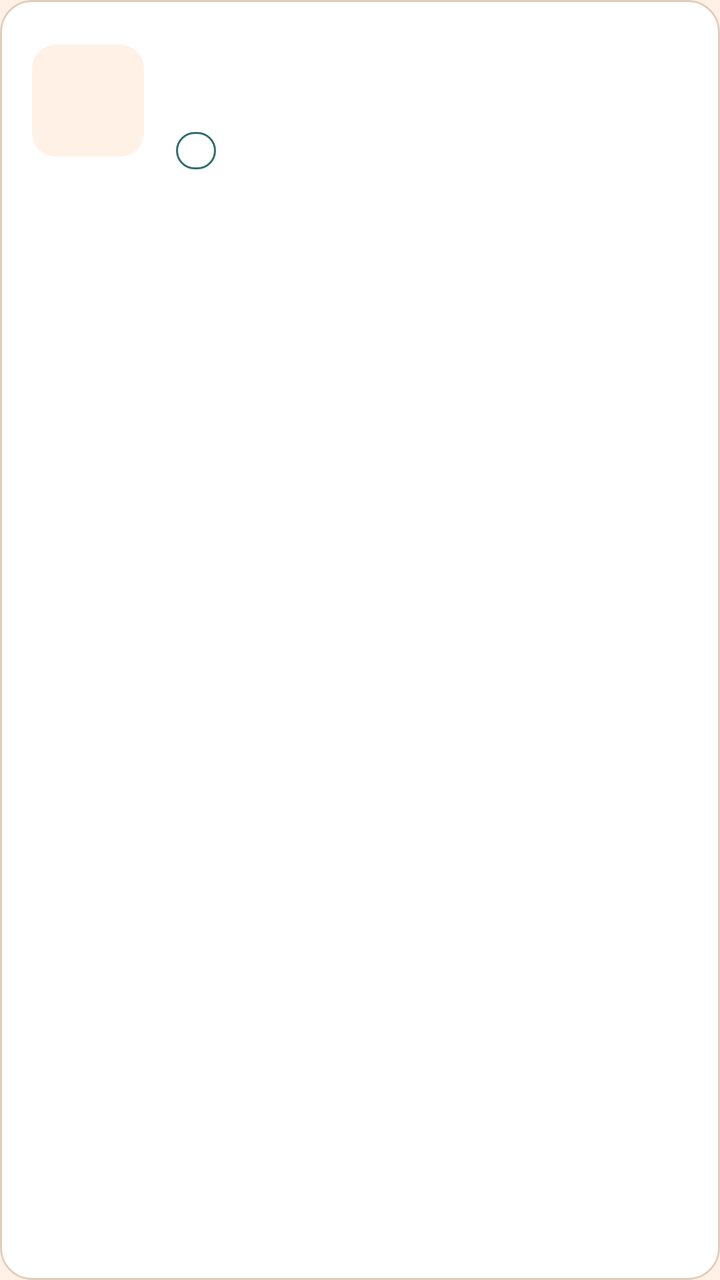
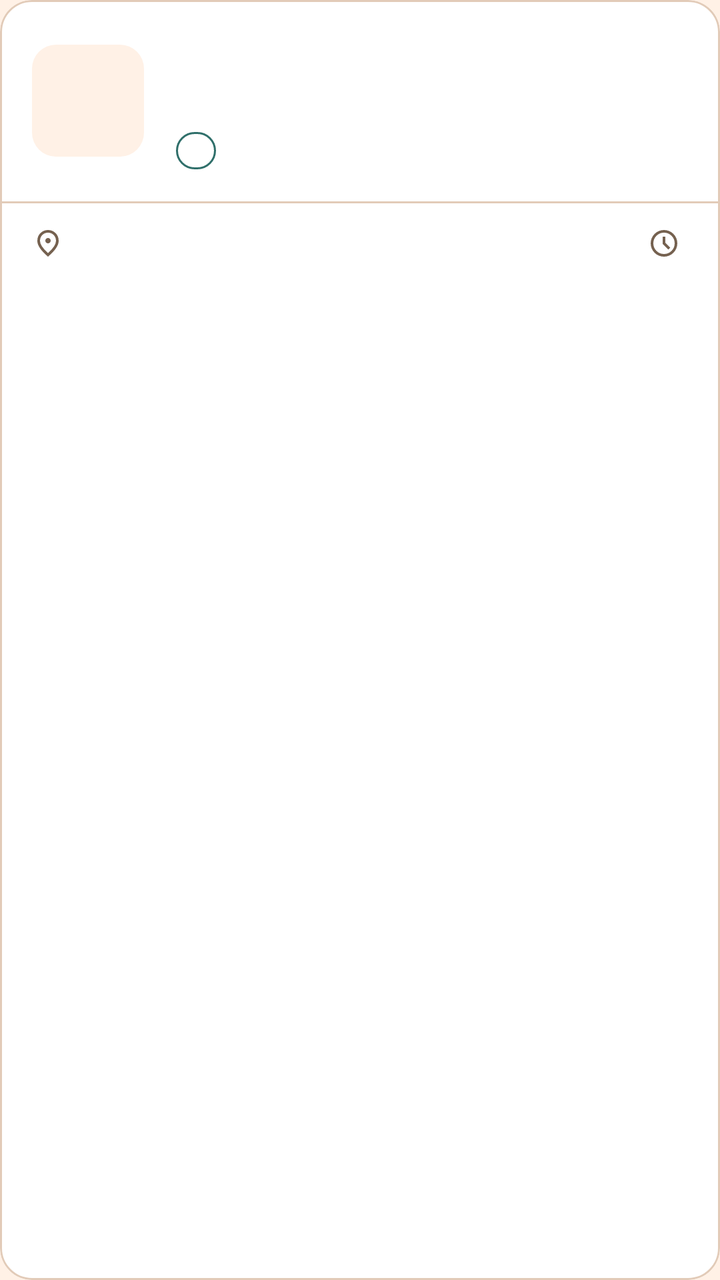

Two renders of the same Android screen: before a commit and after it. Below are the layout's source before the change and the commit's diff.
<!-- AndroidManifest.xml: application theme Theme.EventAdmin -->
<!-- res/layout/item_event.xml -->
<?xml version="1.0" encoding="utf-8"?>
<com.google.android.material.card.MaterialCardView
    android:layout_width="match_parent"
    android:layout_height="wrap_content"
    android:layout_marginBottom="@dimen/card_gap"
    app:cardCornerRadius="@dimen/corner_card"
    app:cardBackgroundColor="@color/surface"
    app:strokeColor="@color/outline"
    app:strokeWidth="1dp"
    app:cardElevation="0dp"
    android:clickable="true"
    android:focusable="true"
    xmlns:android="http://schemas.android.com/apk/res/android"
    xmlns:app="http://schemas.android.com/apk/res-auto">
    <LinearLayout
        android:layout_width="match_parent"
        android:layout_height="wrap_content"
        android:baselineAligned="false"
        android:orientation="horizontal"
        android:padding="@dimen/space_medium"
        android:gravity="center_vertical">
        <LinearLayout
            android:layout_width="@dimen/date_block_size"
            android:layout_height="@dimen/date_block_size"
            android:orientation="vertical"
            android:gravity="center"
            android:background="@drawable/bg_date_block">
            <TextView
                android:id="@+id/txtDay"
                android:layout_width="wrap_content"
                android:layout_height="wrap_content"
                android:textAppearance="?attr/textAppearanceTitleLarge"
                android:textStyle="bold"
                android:textColor="@color/text_primary" />
            <TextView
                android:id="@+id/txtMonth"
                android:layout_width="wrap_content"
                android:layout_height="wrap_content"
                android:textAppearance="?attr/textAppearanceLabelSmall"
                android:textColor="@color/accent"
                android:textAllCaps="true" />
        </LinearLayout>
        <LinearLayout
            android:layout_width="0dp"
            android:layout_height="wrap_content"
            android:layout_weight="1"
            android:orientation="vertical"
            android:layout_marginStart="@dimen/space_medium">
            <TextView
                android:id="@+id/txtEventName"
                android:layout_width="match_parent"
                android:layout_height="wrap_content"
                android:textAppearance="?attr/textAppearanceTitleMedium"
                android:textColor="@color/text_primary"
                android:maxLines="1"
                android:ellipsize="end" />
            <TextView
                android:id="@+id/txtEventMeta"
                android:layout_width="match_parent"
                android:layout_height="wrap_content"
                android:textAppearance="?attr/textAppearanceBodySmall"
                android:textColor="@color/text_secondary"
                android:layout_marginTop="@dimen/space_extra_small"
                android:maxLines="1"
                android:ellipsize="end" />

            <LinearLayout
                android:layout_width="wrap_content"
                android:layout_height="wrap_content"
                android:orientation="horizontal"
                android:layout_marginTop="@dimen/space_small">
                <TextView
                    android:id="@+id/txtEventType"
                    android:layout_width="wrap_content"
                    android:layout_height="wrap_content"
                    android:paddingHorizontal="@dimen/pill_padding_horizontal"
                    android:paddingVertical="@dimen/pill_padding_vertical"
                    android:textAppearance="?attr/textAppearanceLabelSmall"
                    android:textColor="@color/accent"
                    android:background="@drawable/bg_type_pill"/>
                <TextView
                    android:id="@+id/txtEventStatus"
                    android:layout_width="wrap_content"
                    android:layout_height="wrap_content"
                    android:layout_marginStart="@dimen/space_small"
                    android:paddingHorizontal="@dimen/pill_padding_horizontal"
                    android:paddingVertical="@dimen/pill_padding_vertical"
                    android:textAppearance="?attr/textAppearanceLabelSmall" />
            </LinearLayout>

        </LinearLayout>
        <LinearLayout
            android:layout_width="wrap_content"
            android:layout_height="wrap_content"
            android:orientation="vertical"
            android:layout_gravity="center_vertical"
            android:layout_marginStart="@dimen/space_small">
            <TextView
                android:id="@+id/txtSessionCount"
                android:layout_width="wrap_content"
                android:layout_height="wrap_content"
                android:textAppearance="?attr/textAppearanceTitleLarge"
                android:textStyle="bold"
                android:textColor="@color/accent"/>
            <TextView
                android:id="@+id/txtSessionLabel"
                android:layout_width="wrap_content"
                android:layout_height="wrap_content"
                android:textAppearance="?attr/textAppearanceLabelSmall"
                android:textColor="@color/text_secondary"/>
        </LinearLayout>
    </LinearLayout>
</com.google.android.material.card.MaterialCardView>
<!-- resources referenced by this layout -->
<resources>
  <color name="accent">#2F6F6A</color>
  <color name="outline">#E2CBB8</color>
  <color name="surface">#FFFFFF</color>
  <color name="text_primary">#2B211B</color>
  <color name="text_secondary">#75614F</color>
  <dimen name="card_gap">12dp</dimen>
  <dimen name="corner_card">16dp</dimen>
  <dimen name="date_block_size">56dp</dimen>
  <dimen name="pill_padding_horizontal">10dp</dimen>
  <dimen name="pill_padding_vertical">2dp</dimen>
  <dimen name="space_extra_small">4dp</dimen>
  <dimen name="space_medium">16dp</dimen>
  <dimen name="space_small">8dp</dimen>
  <!-- drawable bg_date_block (drawable) -->
  <?xml version="1.0" encoding="utf-8"?>
  <shape xmlns:android="http://schemas.android.com/apk/res/android"
      android:shape="rectangle">
      <corners android:radius="12dp" />
      <solid android:color="@color/background" />
  </shape>
  <!-- drawable bg_type_pill (drawable) -->
  <?xml version="1.0" encoding="utf-8"?>
  <shape xmlns:android="http://schemas.android.com/apk/res/android"
      android:shape="rectangle">
      <corners android:radius="100dp" />
      <stroke android:width="1dp" android:color="@color/accent" />
  </shape>
  <style name="Theme.EventAdmin" parent="Base.Theme.EventAdmin" />
  <color name="background">#FFF1E6</color>
  <color name="on_accent">#FFFFFF</color>
  <color name="accent_container">#D6E8E5</color>
  <color name="on_accent_container">#1F4E4A</color>
  <!-- unchanged entries left out for length: 1 -->
</resources>

<!-- the commit's change to res/layout/item_event.xml (unified diff, before → after) -->
@@ -15,99 +15,119 @@
     <LinearLayout
         android:layout_width="match_parent"
         android:layout_height="wrap_content"
-        android:baselineAligned="false"
-        android:orientation="horizontal"
-        android:padding="@dimen/space_medium"
-        android:gravity="center_vertical">
+        android:orientation="vertical">
         <LinearLayout
-            android:layout_width="@dimen/date_block_size"
-            android:layout_height="@dimen/date_block_size"
-            android:orientation="vertical"
-            android:gravity="center"
-            android:background="@drawable/bg_date_block">
+            android:layout_width="match_parent"
+            android:layout_height="wrap_content"
+            android:baselineAligned="false"
+            android:orientation="horizontal"
+            android:padding="@dimen/space_medium"
+            android:gravity="center_vertical">
+            <LinearLayout
+                android:layout_width="@dimen/date_block_size"
+                android:layout_height="@dimen/date_block_size"
+                android:orientation="vertical"
+                android:gravity="center"
+                android:background="@drawable/bg_date_block">
+                <TextView
+                    android:id="@+id/txtDay"
+                    android:layout_width="wrap_content"
+                    android:layout_height="wrap_content"
+                    android:textAppearance="?attr/textAppearanceTitleLarge"
+                    android:textStyle="bold"
+                    android:textColor="@color/text_primary" />
+                <TextView
+                    android:id="@+id/txtMonth"
+                    android:layout_width="wrap_content"
+                    android:layout_height="wrap_content"
+                    android:textAppearance="?attr/textAppearanceLabelSmall"
+                    android:textColor="@color/accent"
+                    android:textAllCaps="true" />
+            </LinearLayout>
+            <LinearLayout
+                android:layout_width="0dp"
+                android:layout_height="wrap_content"
+                android:layout_weight="1"
+                android:orientation="vertical"
+                android:layout_marginStart="@dimen/space_medium">
+                <TextView
+                    android:id="@+id/txtEventName"
+                    android:layout_width="match_parent"
+                    android:layout_height="wrap_content"
+                    android:textAppearance="?attr/textAppearanceTitleMedium"
+                    android:textColor="@color/text_primary"
+                    android:maxLines="1"
+                    android:ellipsize="end" />
+                <TextView
+                    android:id="@+id/txtEventMeta"
+                    android:layout_width="match_parent"
+                    android:layout_height="wrap_content"
+                    android:textAppearance="?attr/textAppearanceBodySmall"
+                    android:textColor="@color/text_secondary"
+                    android:layout_marginTop="@dimen/space_extra_small"
+                    android:maxLines="1"
+                    android:ellipsize="end" />
+
+                <LinearLayout
+                    android:layout_width="wrap_content"
+                    android:layout_height="wrap_content"
+                    android:orientation="horizontal"
+                    android:layout_marginTop="@dimen/space_small">
+                    <TextView
+                        android:id="@+id/txtEventType"
+                        android:layout_width="wrap_content"
+                        android:layout_height="wrap_content"
+                        android:paddingHorizontal="@dimen/pill_padding_horizontal"
+                        android:paddingVertical="@dimen/pill_padding_vertical"
+                        android:textAppearance="?attr/textAppearanceLabelSmall"
+                        android:textColor="@color/accent"
+                        android:background="@drawable/bg_type_pill"/>
+                    <TextView
+                        android:id="@+id/txtEventStatus"
+                        android:layout_width="wrap_content"
+                        android:layout_height="wrap_content"
+                        android:layout_marginStart="@dimen/space_small"
+                        android:paddingHorizontal="@dimen/pill_padding_horizontal"
+                        android:paddingVertical="@dimen/pill_padding_vertical"
+                        android:textAppearance="?attr/textAppearanceLabelSmall" />
+                </LinearLayout>
+            </LinearLayout>
+        </LinearLayout>
+        <View
+            android:layout_width="match_parent"
+            android:layout_height="1dp"
+            android:background="@color/outline" />
+        <LinearLayout
+            android:layout_width="match_parent"
+            android:layout_height="wrap_content"
+            android:orientation="horizontal"
+            android:gravity="center_vertical"
+            android:paddingHorizontal="@dimen/space_medium"
+            android:paddingVertical="@dimen/footer_padding_vertical">
             <TextView
-                android:id="@+id/txtDay"
-                android:layout_width="wrap_content"
+                android:id="@+id/txtEventLocation"
+                android:layout_weight="1"
+                android:layout_width="0dp"
                 android:layout_height="wrap_content"
-                android:textAppearance="?attr/textAppearanceTitleLarge"
-                android:textStyle="bold"
-                android:textColor="@color/text_primary" />
-            <TextView
-                android:id="@+id/txtMonth"
-                android:layout_width="wrap_content"
-                android:layout_height="wrap_content"
-                android:textAppearance="?attr/textAppearanceLabelSmall"
-                android:textColor="@color/accent"
-                android:textAllCaps="true" />
-        </LinearLayout>
-        <LinearLayout
-            android:layout_width="0dp"
-            android:layout_height="wrap_content"
-            android:layout_weight="1"
-            android:orientation="vertical"
-            android:layout_marginStart="@dimen/space_medium">
-            <TextView
-                android:id="@+id/txtEventName"
-                android:layout_width="match_parent"
-                android:layout_height="wrap_content"
-                android:textAppearance="?attr/textAppearanceTitleMedium"
-                android:textColor="@color/text_primary"
-                android:maxLines="1"
-                android:ellipsize="end" />
-            <TextView
-                android:id="@+id/txtEventMeta"
-                android:layout_width="match_parent"
-                android:layout_height="wrap_content"
+                android:drawablePadding="@dimen/space_small"
+                android:gravity="center_vertical"
                 android:textAppearance="?attr/textAppearanceBodySmall"
                 android:textColor="@color/text_secondary"
-                android:layout_marginTop="@dimen/space_extra_small"
                 android:maxLines="1"
-                android:ellipsize="end" />
-
-            <LinearLayout
-                android:layout_width="wrap_content"
-                android:layout_height="wrap_content"
-                android:orientation="horizontal"
-                android:layout_marginTop="@dimen/space_small">
-                <TextView
-                    android:id="@+id/txtEventType"
-                    android:layout_width="wrap_content"
-                    android:layout_height="wrap_content"
-                    android:paddingHorizontal="@dimen/pill_padding_horizontal"
-                    android:paddingVertical="@dimen/pill_padding_vertical"
-                    android:textAppearance="?attr/textAppearanceLabelSmall"
-                    android:textColor="@color/accent"
-                    android:background="@drawable/bg_type_pill"/>
-                <TextView
-                    android:id="@+id/txtEventStatus"
-                    android:layout_width="wrap_content"
-                    android:layout_height="wrap_content"
-                    android:layout_marginStart="@dimen/space_small"
-                    android:paddingHorizontal="@dimen/pill_padding_horizontal"
-                    android:paddingVertical="@dimen/pill_padding_vertical"
-                    android:textAppearance="?attr/textAppearanceLabelSmall" />
-            </LinearLayout>
-
-        </LinearLayout>
-        <LinearLayout
-            android:layout_width="wrap_content"
-            android:layout_height="wrap_content"
-            android:orientation="vertical"
-            android:layout_gravity="center_vertical"
-            android:layout_marginStart="@dimen/space_small">
+                android:ellipsize="end"
+                app:drawableStartCompat="@drawable/ic_location_small"
+                app:drawableTint="@color/text_secondary" />
             <TextView
                 android:id="@+id/txtSessionCount"
                 android:layout_width="wrap_content"
                 android:layout_height="wrap_content"
-                android:textAppearance="?attr/textAppearanceTitleLarge"
-                android:textStyle="bold"
-                android:textColor="@color/accent"/>
-            <TextView
-                android:id="@+id/txtSessionLabel"
-                android:layout_width="wrap_content"
-                android:layout_height="wrap_content"
-                android:textAppearance="?attr/textAppearanceLabelSmall"
-                android:textColor="@color/text_secondary"/>
+                android:layout_marginStart="@dimen/space_medium"
+                android:drawablePadding="@dimen/space_extra_small"
+                android:gravity="center_vertical"
+                android:textAppearance="?attr/textAppearanceBodySmall"
+                android:textColor="@color/text_secondary"
+                app:drawableStartCompat="@drawable/ic_schedule_small"
+                app:drawableTint="@color/text_secondary" />
         </LinearLayout>
     </LinearLayout>
 </com.google.android.material.card.MaterialCardView>
<!-- resource entries referenced after the edit -->
@@ -8,6 +8,7 @@
   <dimen name="card_gap">12dp</dimen>
   <dimen name="corner_card">16dp</dimen>
   <dimen name="date_block_size">56dp</dimen>
+  <dimen name="footer_padding_vertical">12dp</dimen>
   <dimen name="pill_padding_horizontal">10dp</dimen>
   <dimen name="pill_padding_vertical">2dp</dimen>
   <dimen name="space_extra_small">4dp</dimen>
@@ -27,6 +28,18 @@
       <corners android:radius="100dp" />
       <stroke android:width="1dp" android:color="@color/accent" />
   </shape>
+  <!-- drawable ic_location_small (drawable) -->
+  <vector xmlns:android="http://schemas.android.com/apk/res/android" android:height="16dp" android:tint="#000000" android:viewportHeight="960" android:viewportWidth="960" android:width="16dp">
+        
+      <path android:fillColor="@android:color/white" android:pathData="M536.5,456.5Q560,433 560,400Q560,367 536.5,343.5Q513,320 480,320Q447,320 423.5,343.5Q400,367 400,400Q400,433 423.5,456.5Q447,480 480,480Q513,480 536.5,456.5ZM480,774Q602,662 661,570.5Q720,479 720,408Q720,299 650.5,229.5Q581,160 480,160Q379,160 309.5,229.5Q240,299 240,408Q240,479 299,570.5Q358,662 480,774ZM480,880Q319,743 239.5,625.5Q160,508 160,408Q160,258 256.5,169Q353,80 480,80Q607,80 703.5,169Q800,258 800,408Q800,508 720.5,625.5Q641,743 480,880ZM480,400Q480,400 480,400Q480,400 480,400Q480,400 480,400Q480,400 480,400Q480,400 480,400Q480,400 480,400Q480,400 480,400Q480,400 480,400Z"/>
+      
+  </vector>
+  <!-- drawable ic_schedule_small (drawable) -->
+  <vector xmlns:android="http://schemas.android.com/apk/res/android" android:height="16dp" android:tint="#000000" android:viewportHeight="960" android:viewportWidth="960" android:width="16dp">
+        
+      <path android:fillColor="@android:color/white" android:pathData="M612,668L668,612L520,464L520,280L440,280L440,496L612,668ZM480,880Q397,880 324,848.5Q251,817 197,763Q143,709 111.5,636Q80,563 80,480Q80,397 111.5,324Q143,251 197,197Q251,143 324,111.5Q397,80 480,80Q563,80 636,111.5Q709,143 763,197Q817,251 848.5,324Q880,397 880,480Q880,563 848.5,636Q817,709 763,763Q709,817 636,848.5Q563,880 480,880ZM480,480Q480,480 480,480Q480,480 480,480Q480,480 480,480Q480,480 480,480Q480,480 480,480Q480,480 480,480Q480,480 480,480Q480,480 480,480ZM480,800Q613,800 706.5,706.5Q800,613 800,480Q800,347 706.5,253.5Q613,160 480,160Q347,160 253.5,253.5Q160,347 160,480Q160,613 253.5,706.5Q347,800 480,800Z"/>
+      
+  </vector>
   <style name="Theme.EventAdmin" parent="Base.Theme.EventAdmin" />
   <color name="background">#FFF1E6</color>
   <color name="on_accent">#FFFFFF</color>
